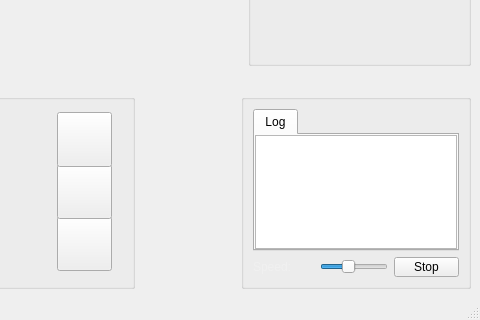
Above: src/gui/qt/mainwindow.ui from pokerth/pokerth before the change; both pictures show x 520 to 1000 and y 360 to 680 of the 1000 by 680 pixel window. Below: the same form after it.
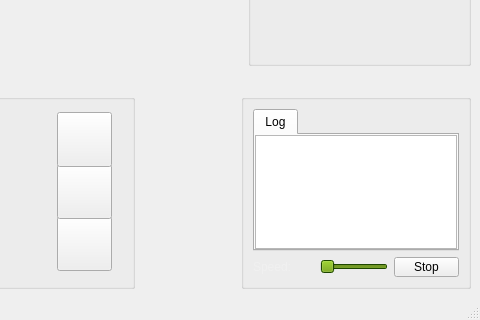
That is the form after the change. Icons and pictures are not drawn. Custom widgets are drawn as their Qt base class.

Commit message: some other gui fixes for qt-4.3.1

Patch:
```diff
--- a/src/gui/qt/mainwindow.ui
+++ b/src/gui/qt/mainwindow.ui
@@ -1160,15 +1160,106 @@
                  <verstretch>0</verstretch>
                 </sizepolicy>
                </property>
+               <property name="palette" >
+                <palette>
+                 <active>
+                  <colorrole role="Button" >
+                   <brush brushstyle="SolidPattern" >
+                    <color alpha="255" >
+                     <red>102</red>
+                     <green>153</green>
+                     <blue>0</blue>
+                    </color>
+                   </brush>
+                  </colorrole>
+                  <colorrole role="Base" >
+                   <brush brushstyle="SolidPattern" >
+                    <color alpha="255" >
+                     <red>255</red>
+                     <green>255</green>
+                     <blue>255</blue>
+                    </color>
+                   </brush>
+                  </colorrole>
+                  <colorrole role="Window" >
+                   <brush brushstyle="SolidPattern" >
+                    <color alpha="255" >
+                     <red>40</red>
+                     <green>100</green>
+                     <blue>0</blue>
+                    </color>
+                   </brush>
+                  </colorrole>
+                 </active>
+                 <inactive>
+                  <colorrole role="Button" >
+                   <brush brushstyle="SolidPattern" >
+                    <color alpha="255" >
+                     <red>102</red>
+                     <green>153</green>
+                     <blue>0</blue>
+                    </color>
+                   </brush>
+                  </colorrole>
+                  <colorrole role="Base" >
+                   <brush brushstyle="SolidPattern" >
+                    <color alpha="255" >
+                     <red>255</red>
+                     <green>255</green>
+                     <blue>255</blue>
+                    </color>
+                   </brush>
+                  </colorrole>
+                  <colorrole role="Window" >
+                   <brush brushstyle="SolidPattern" >
+                    <color alpha="255" >
+                     <red>40</red>
+                     <green>100</green>
+                     <blue>0</blue>
+                    </color>
+                   </brush>
+                  </colorrole>
+                 </inactive>
+                 <disabled>
+                  <colorrole role="Button" >
+                   <brush brushstyle="SolidPattern" >
+                    <color alpha="255" >
+                     <red>102</red>
+                     <green>153</green>
+                     <blue>0</blue>
+                    </color>
+                   </brush>
+                  </colorrole>
+                  <colorrole role="Base" >
+                   <brush brushstyle="SolidPattern" >
+                    <color alpha="255" >
+                     <red>40</red>
+                     <green>100</green>
+                     <blue>0</blue>
+                    </color>
+                   </brush>
+                  </colorrole>
+                  <colorrole role="Window" >
+                   <brush brushstyle="SolidPattern" >
+                    <color alpha="255" >
+                     <red>40</red>
+                     <green>100</green>
+                     <blue>0</blue>
+                    </color>
+                   </brush>
+                  </colorrole>
+                 </disabled>
+                </palette>
+               </property>
+               <property name="focusPolicy" >
+                <enum>Qt::NoFocus</enum>
+               </property>
                <property name="minimum" >
                 <number>1</number>
                </property>
                <property name="maximum" >
                 <number>11</number>
                </property>
-               <property name="sliderPosition" >
-                <number>5</number>
-               </property>
                <property name="orientation" >
                 <enum>Qt::Horizontal</enum>
                </property>
```
Left out of the diff: 37 changed lines with no effect on the pictures. The commit also changes 1 other file.
